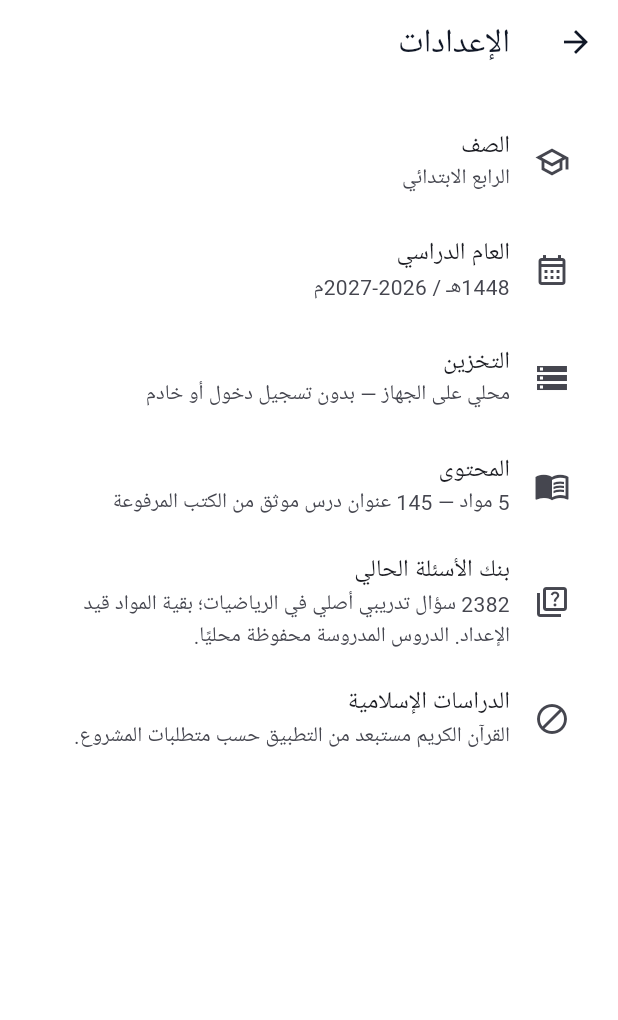
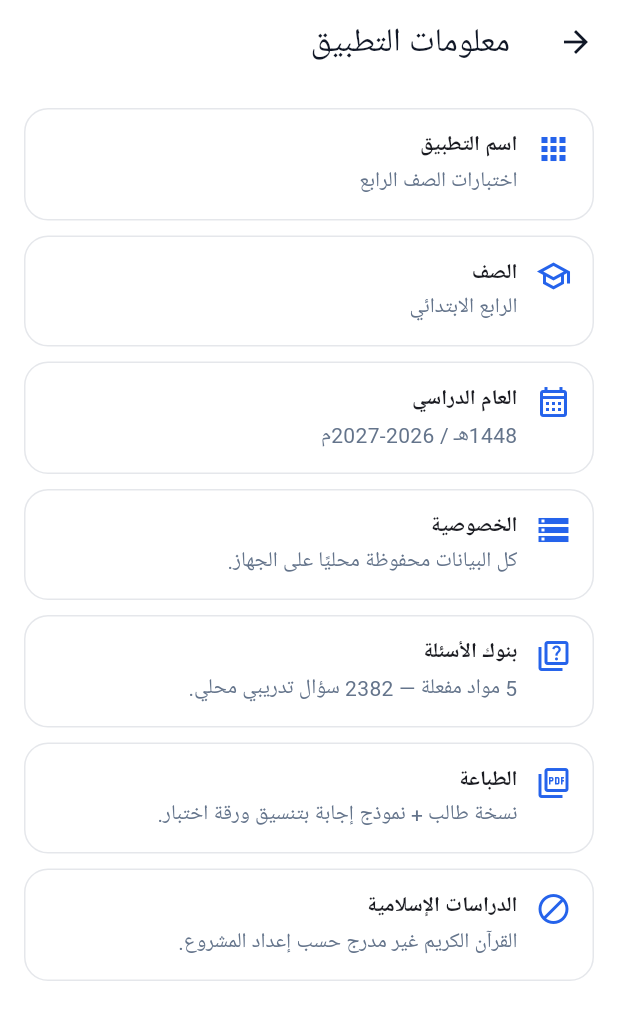
Before and after one commit to mksstoore-gif/ikhtibarat_rabe, a Flutter app: the SettingsScreen screen opened directly, on a phone screen of 412 x 824 dp. Shown: the top 1020 px of the screen. Run offline on Flutter 3.47's test engine with Material 3 defaults, Android fonts, the phone set to English and light mode, and no system bars; our stand-ins replace pdf, printing, sqflite; accounts and stored records are empty.

Commit message:
Refresh settings copy for all subjects

```diff
--- a/lib/screens/settings_screen.dart
+++ b/lib/screens/settings_screen.dart
@@ -1,16 +1,49 @@
 import 'package:flutter/material.dart';
 import '../data/curriculum_repository.dart';
+
 class SettingsScreen extends StatelessWidget{
   const SettingsScreen({super.key});
-  @override Widget build(BuildContext context){
+
+  @override
+  Widget build(BuildContext context){
     final repo=CurriculumRepository.instance;
-    return Scaffold(appBar:AppBar(title:const Text('الإعدادات')),body:ListView(padding:const EdgeInsets.all(16),children:[
-      const ListTile(leading:Icon(Icons.school_outlined),title:Text('الصف'),subtitle:Text('الرابع الابتدائي')),
-      const ListTile(leading:Icon(Icons.calendar_month_outlined),title:Text('العام الدراسي'),subtitle:Text('1448هـ / 2026-2027م')),
-      const ListTile(leading:Icon(Icons.storage_outlined),title:Text('التخزين'),subtitle:Text('محلي على الجهاز — بدون تسجيل دخول أو خادم')),
-      ListTile(leading:const Icon(Icons.menu_book_outlined),title:const Text('المحتوى'),subtitle:Text('${repo.subjects.length} مواد — ${repo.lessons.length} عنوان درس موثق من الكتب المرفوعة')),
-      ListTile(leading:const Icon(Icons.quiz_outlined),title:const Text('بنك الأسئلة الحالي'),subtitle:Text('${repo.questions.length} سؤال تدريبي أصلي في الرياضيات؛ بقية المواد قيد الإعداد. الدروس المدروسة محفوظة محليًا.')),
-      const ListTile(leading:Icon(Icons.block_outlined),title:Text('الدراسات الإسلامية'),subtitle:Text('القرآن الكريم مستبعد من التطبيق حسب متطلبات المشروع.')),
-    ]));
+    final active=repo.subjects.where((s)=>repo.questionCountForSubject(s.id)>0).length;
+    return Scaffold(
+      appBar:AppBar(title:const Text('معلومات التطبيق')),
+      body:ListView(
+        padding:const EdgeInsets.all(16),
+        children:[
+          _info(Icons.apps_rounded,'اسم التطبيق','اختبارات الصف الرابع'),
+          _info(Icons.school_outlined,'الصف','الرابع الابتدائي'),
+          _info(Icons.calendar_month_outlined,'العام الدراسي','1448هـ / 2026-2027م'),
+          _info(Icons.storage_outlined,'الخصوصية','كل البيانات محفوظة محليًا على الجهاز.'),
+          _info(Icons.quiz_outlined,'بنوك الأسئلة','$active مواد مفعلة — ${repo.questions.length} سؤال تدريبي محلي.'),
+          _info(Icons.picture_as_pdf_outlined,'الطباعة','نسخة طالب + نموذج إجابة بتنسيق ورقة اختبار.'),
+          _info(Icons.block_outlined,'الدراسات الإسلامية','القرآن الكريم غير مدرج حسب إعداد المشروع.'),
+        ],
+      ),
+    );
   }
+
+  Widget _info(IconData icon,String title,String value)=>Container(
+    margin:const EdgeInsets.only(bottom:10),
+    padding:const EdgeInsets.all(14),
+    decoration:BoxDecoration(
+      color:Colors.white,
+      borderRadius:BorderRadius.circular(16),
+      border:Border.all(color:const Color(0xFFE5E7EB)),
+    ),
+    child:Row(
+      crossAxisAlignment:CrossAxisAlignment.start,
+      children:[
+        Icon(icon,color:const Color(0xFF2563EB)),
+        const SizedBox(width:12),
+        Expanded(child:Column(crossAxisAlignment:CrossAxisAlignment.start,children:[
+          Text(title,style:const TextStyle(fontWeight:FontWeight.w800)),
+          const SizedBox(height:3),
+          Text(value,style:const TextStyle(color:Color(0xFF64748B))),
+        ])),
+      ],
+    ),
+  );
 }
```
